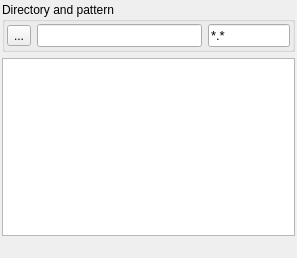
Above: plugins/Monitor/Monitor.ui from NeutrinoToolkit/Neutrino before the change. Below: the same form after it.
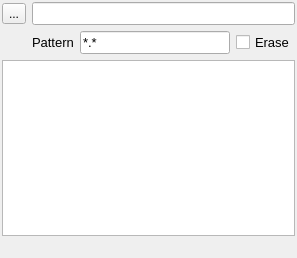
That is the form after the change. Icons and pictures are not drawn.

Commit message: Monitor: added erase previous

```diff
--- a/plugins/Monitor/Monitor.ui
+++ b/plugins/Monitor/Monitor.ui
@@ -28,29 +28,44 @@
      <number>2</number>
     </property>
     <item row="0" column="0">
-     <widget class="QGroupBox" name="groupBox">
-      <property name="title">
-       <string>Directory and pattern</string>
-      </property>
-      <layout class="QGridLayout" name="gridLayout" columnstretch="0,2,1">
+     <widget class="QWidget" name="widget" native="true">
+      <layout class="QGridLayout" name="gridLayout" columnstretch="0,0,1,0">
        <property name="leftMargin">
-        <number>2</number>
+        <number>0</number>
        </property>
        <property name="topMargin">
-        <number>2</number>
+        <number>0</number>
        </property>
        <property name="rightMargin">
-        <number>2</number>
+        <number>0</number>
        </property>
        <property name="bottomMargin">
-        <number>2</number>
+        <number>0</number>
        </property>
-       <item row="0" column="1">
-        <widget class="QLineEdit" name="lineEdit">
+       <item row="1" column="3">
+        <widget class="QCheckBox" name="erase">
          <property name="font">
           <font>
            <pointsize>10</pointsize>
           </font>
+         </property>
+         <property name="text">
+          <string>Erase</string>
+         </property>
+         <property name="neutrinoSave" stdset="0">
+          <bool>true</bool>
+         </property>
+        </widget>
+       </item>
+       <item row="1" column="2">
+        <widget class="QLineEdit" name="pattern">
+         <property name="font">
+          <font>
+           <pointsize>10</pointsize>
+          </font>
+         </property>
+         <property name="text">
+          <string>*.*</string>
          </property>
          <property name="neutrinoSave" stdset="0">
           <bool>true</bool>
@@ -77,15 +92,24 @@
          </property>
         </widget>
        </item>
-       <item row="0" column="2">
-        <widget class="QLineEdit" name="pattern">
+       <item row="1" column="1">
+        <widget class="QLabel" name="label">
          <property name="font">
           <font>
            <pointsize>10</pointsize>
           </font>
          </property>
          <property name="text">
-          <string>*.*</string>
+          <string>Pattern</string>
+         </property>
+        </widget>
+       </item>
+       <item row="0" column="1" colspan="3">
+        <widget class="QLineEdit" name="lineEdit">
+         <property name="font">
+          <font>
+           <pointsize>10</pointsize>
+          </font>
          </property>
          <property name="neutrinoSave" stdset="0">
           <bool>true</bool>
```
Left out of the diff: 36 changed lines with no effect on the pictures. The commit also changes 1 other file.
